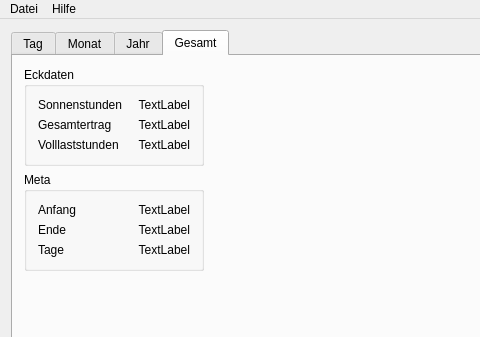
Qt form src/ui/qsolanizer.ui (taxus13/QSolanizer) before a commit; both pictures show x 0 to 480 and y 0 to 337 of the 1029 by 673 pixel window.
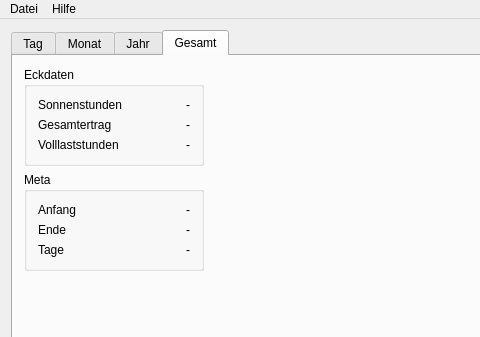
The same form after that commit. Icons and pictures are not drawn. Custom widgets are drawn as their Qt base class.

Patch:
```diff
--- a/src/ui/qsolanizer.ui
+++ b/src/ui/qsolanizer.ui
@@ -781,7 +781,7 @@
                    <item row="3" column="1" colspan="2">
                     <widget class="QLabel" name="lTotalEnergy">
                      <property name="text">
-                      <string>TextLabel</string>
+                      <string>-</string>
                      </property>
                      <property name="alignment">
                       <set>Qt::AlignRight|Qt::AlignTrailing|Qt::AlignVCenter</set>
@@ -791,7 +791,7 @@
                    <item row="2" column="2">
                     <widget class="QLabel" name="lTotalDuration">
                      <property name="text">
-                      <string>TextLabel</string>
+                      <string>-</string>
                      </property>
                      <property name="alignment">
                       <set>Qt::AlignRight|Qt::AlignTrailing|Qt::AlignVCenter</set>
@@ -808,7 +808,7 @@
                    <item row="4" column="2">
                     <widget class="QLabel" name="lTotalFullLoadHours">
                      <property name="text">
-                      <string>TextLabel</string>
+                      <string>-</string>
                      </property>
                      <property name="alignment">
                       <set>Qt::AlignRight|Qt::AlignTrailing|Qt::AlignVCenter</set>
@@ -834,7 +834,7 @@
                    <item row="0" column="1">
                     <widget class="QLabel" name="lTotalBegin">
                      <property name="text">
-                      <string>TextLabel</string>
+                      <string>-</string>
                      </property>
                      <property name="alignment">
                       <set>Qt::AlignRight|Qt::AlignTrailing|Qt::AlignVCenter</set>
@@ -851,7 +851,7 @@
                    <item row="1" column="1">
                     <widget class="QLabel" name="lTotalEnd">
                      <property name="text">
-                      <string>TextLabel</string>
+                      <string>-</string>
                      </property>
                      <property name="alignment">
                       <set>Qt::AlignRight|Qt::AlignTrailing|Qt::AlignVCenter</set>
@@ -861,7 +861,7 @@
                    <item row="2" column="1">
                     <widget class="QLabel" name="lTotalData">
                      <property name="text">
-                      <string>TextLabel</string>
+                      <string>-</string>
                      </property>
                      <property name="alignment">
                       <set>Qt::AlignRight|Qt::AlignTrailing|Qt::AlignVCenter</set>
```
Left out of the diff: 43 changed lines with no effect on the pictures.
